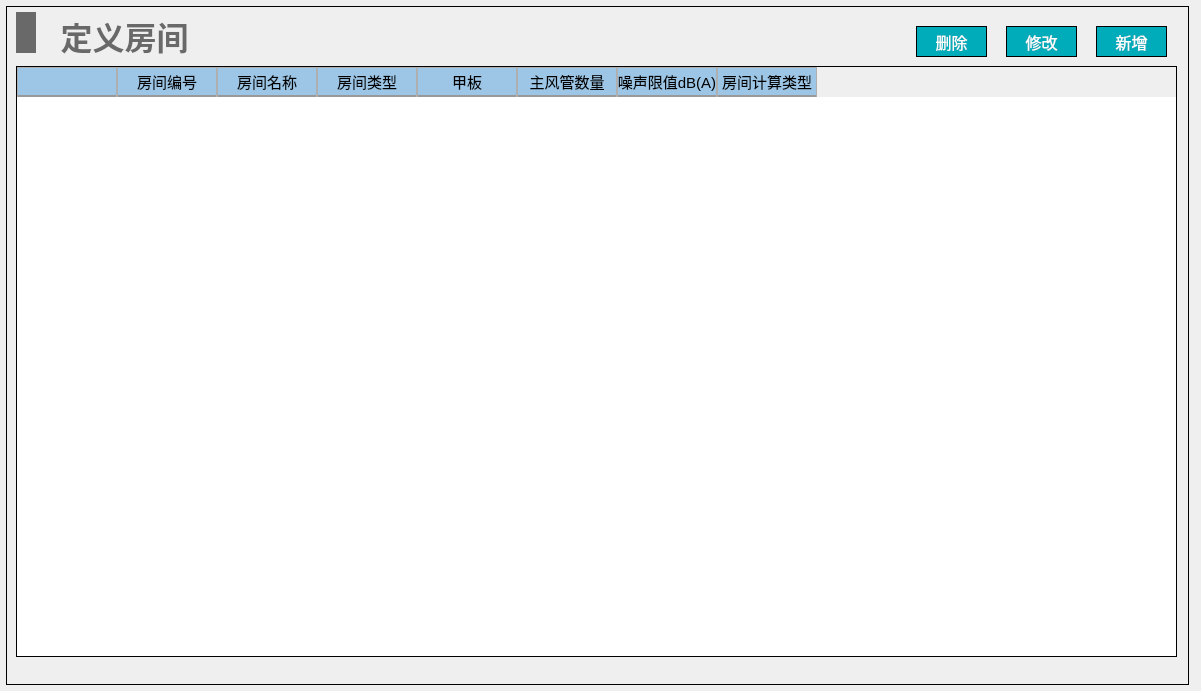
haobana/NoiCal, file NoiseCalSoft/roomDefineForm/form_room_define.ui: the form before one commit.
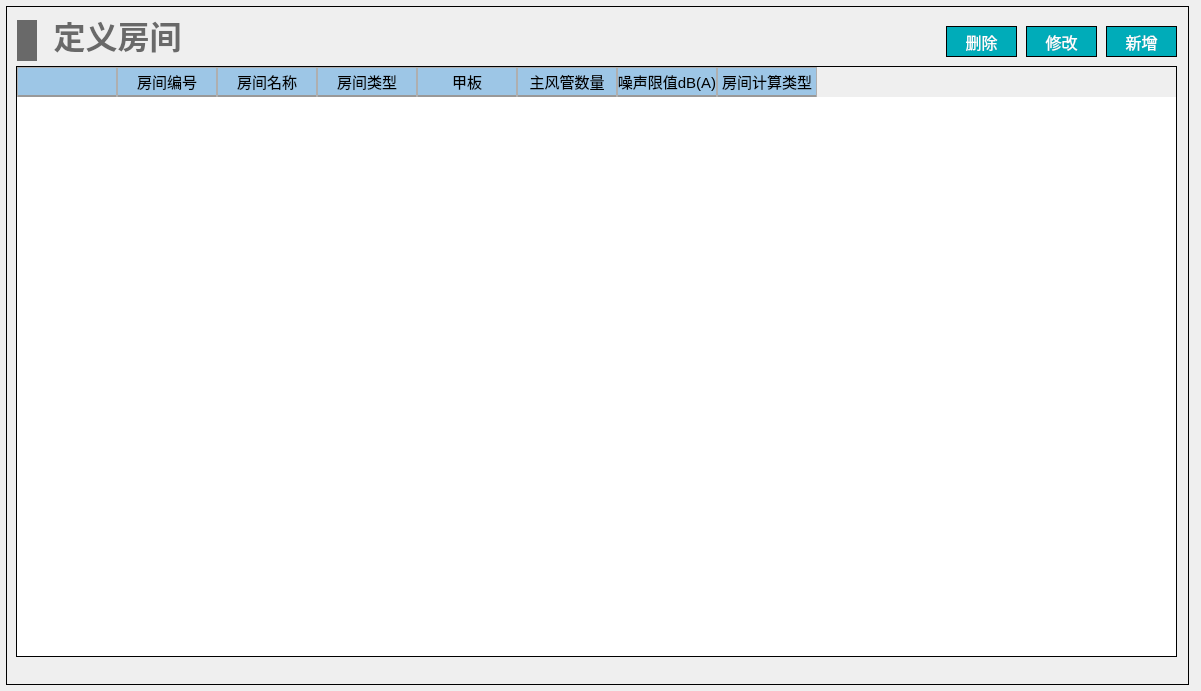
The form after the commit.

What changed in the file:
```diff
--- a/NoiseCalSoft/roomDefineForm/form_room_define.ui
+++ b/NoiseCalSoft/roomDefineForm/form_room_define.ui
@@ -146,71 +146,10 @@
      </property>
     </column>
    </widget>
-   <widget class="QWidget" name="layoutWidget_7">
-    <property name="geometry">
-     <rect>
-      <x>10</x>
-      <y>0</y>
-      <width>191</width>
-      <height>54</height>
-     </rect>
-    </property>
-    <layout class="QHBoxLayout" name="horizontalLayout_20">
-     <item>
-      <widget class="QLabel" name="label_20">
-       <property name="minimumSize">
-        <size>
-         <width>20</width>
-         <height>41</height>
-        </size>
-       </property>
-       <property name="maximumSize">
-        <size>
-         <width>20</width>
-         <height>41</height>
-        </size>
-       </property>
-       <property name="styleSheet">
-        <string notr="true">QLabel { 
-border: none; 
-background-color : rgb(105, 105, 105);
-}</string>
-       </property>
-       <property name="text">
-        <string/>
-       </property>
-      </widget>
-     </item>
-     <item>
-      <widget class="QLabel" name="label_cg1">
-       <property name="font">
-        <font>
-         <family>Microsoft YaHei</family>
-         <pointsize>24</pointsize>
-         <weight>75</weight>
-         <bold>true</bold>
-        </font>
-       </property>
-       <property name="styleSheet">
-        <string notr="true">QLabel { 
-border: none; 
-color : rgb(105, 105, 105);
-}</string>
-       </property>
-       <property name="text">
-        <string>定义房间</string>
-       </property>
-       <property name="alignment">
-        <set>Qt::AlignBottom|Qt::AlignHCenter</set>
-       </property>
-      </widget>
-     </item>
-    </layout>
-   </widget>
    <widget class="QPushButton" name="buttonadd">
     <property name="geometry">
      <rect>
-      <x>1090</x>
+      <x>1100</x>
       <y>20</y>
       <width>71</width>
       <height>31</height>
@@ -251,7 +190,7 @@
    <widget class="QPushButton" name="buttondel">
     <property name="geometry">
      <rect>
-      <x>910</x>
+      <x>940</x>
       <y>20</y>
       <width>71</width>
       <height>31</height>
@@ -292,7 +231,7 @@
    <widget class="QPushButton" name="buttonchange">
     <property name="geometry">
      <rect>
-      <x>1000</x>
+      <x>1020</x>
       <y>20</y>
       <width>71</width>
       <height>31</height>
@@ -330,6 +269,66 @@
      <string>修改</string>
     </property>
    </widget>
+   <widget class="QLabel" name="label_20">
+    <property name="geometry">
+     <rect>
+      <x>11</x>
+      <y>14</y>
+      <width>20</width>
+      <height>41</height>
+     </rect>
+    </property>
+    <property name="minimumSize">
+     <size>
+      <width>20</width>
+      <height>41</height>
+     </size>
+    </property>
+    <property name="maximumSize">
+     <size>
+      <width>20</width>
+      <height>41</height>
+     </size>
+    </property>
+    <property name="styleSheet">
+     <string notr="true">QLabel { 
+border: none; 
+background-color : rgb(105, 105, 105);
+}</string>
+    </property>
+    <property name="text">
+     <string/>
+    </property>
+   </widget>
+   <widget class="QLabel" name="label_cg1">
+    <property name="geometry">
+     <rect>
+      <x>30</x>
+      <y>14</y>
+      <width>163</width>
+      <height>39</height>
+     </rect>
+    </property>
+    <property name="font">
+     <font>
+      <family>Microsoft YaHei</family>
+      <pointsize>24</pointsize>
+      <bold>true</bold>
+     </font>
+    </property>
+    <property name="styleSheet">
+     <string notr="true">QLabel { 
+border: none; 
+color : rgb(105, 105, 105);
+}</string>
+    </property>
+    <property name="text">
+     <string>定义房间</string>
+    </property>
+    <property name="alignment">
+     <set>Qt::AlignBottom|Qt::AlignHCenter</set>
+    </property>
+   </widget>
   </widget>
  </widget>
  <resources/>
```
